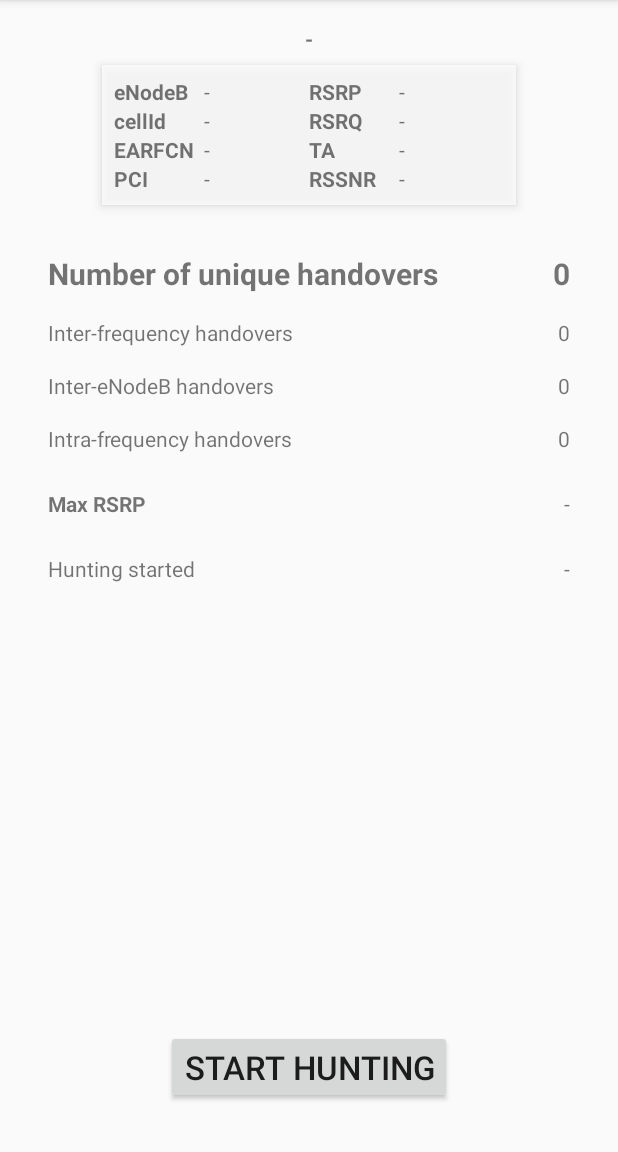
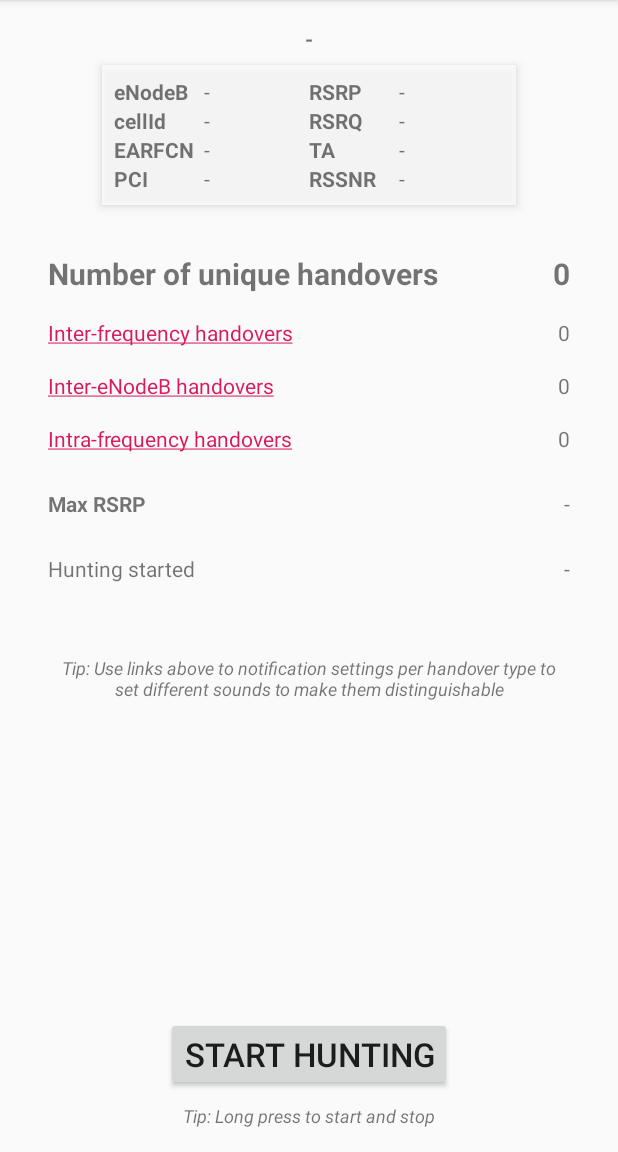
Before and after one commit to pcigehn/CellHunting, an Android app: the screen it shows after launch (MainActivity), on a phone screen of 412 x 824 dp, the part 84-1236 px from its top. Run offline under Robolectric (Android 15) with nearby library versions, the phone set to English and light mode, and no system bars; 1 statement that could not run was skipped.

Commit message:
Add hints and links to notification settings.

```diff
--- a/app/src/main/java/se/pcprogramkonsult/cellhunting/core/HuntingService.java
+++ b/app/src/main/java/se/pcprogramkonsult/cellhunting/core/HuntingService.java
@@ -42,9 +42,10 @@ public class HuntingService extends Service {
     private static final int NOTIFICATION_ID_INTER_ENODEB_HANDOVER = 0xFF0040;
 
     private static final String CHANNEL_ID_HUNTING = "channel_hunting";
-    private static final String CHANNEL_ID_INTER_FREQ_HANDOVER = "channel_inter_freq_handover";
-    private static final String CHANNEL_ID_INTRA_FREQ_HANDOVER = "channel_intra_freq_handover";
-    private static final String CHANNEL_ID_INTER_ENODEB_HANDOVER = "channel_inter_enodeb_handover";
+
+    public static final String CHANNEL_ID_INTER_FREQ_HANDOVER = "channel_inter_freq_handover";
+    public static final String CHANNEL_ID_INTRA_FREQ_HANDOVER = "channel_intra_freq_handover";
+    public static final String CHANNEL_ID_INTER_ENODEB_HANDOVER = "channel_inter_enodeb_handover";
 
     private final IBinder mBinder = new LocalBinder();
 
--- a/app/src/main/java/se/pcprogramkonsult/cellhunting/ui/MainActivity.java
+++ b/app/src/main/java/se/pcprogramkonsult/cellhunting/ui/MainActivity.java
@@ -8,9 +8,15 @@ import android.content.ServiceConnection;
 import android.content.pm.PackageManager;
 import android.os.Bundle;
 import android.os.IBinder;
+import android.provider.Settings;
 import android.telephony.CellIdentityLte;
 import android.telephony.CellSignalStrengthLte;
+import android.text.SpannableString;
+import android.text.Spanned;
+import android.text.method.LinkMovementMethod;
+import android.text.style.ClickableSpan;
 import android.util.Log;
+import android.view.View;
 import android.widget.Button;
 import android.widget.TextView;
 
@@ -112,6 +118,10 @@ public class MainActivity extends AppCompatActivity {
             return false;
         });
 
+        generateLinkToNotificationSettings(R.id.noOfInterFreqHandoversLabel, HuntingService.CHANNEL_ID_INTER_FREQ_HANDOVER);
+        generateLinkToNotificationSettings(R.id.noOfInterENodeBHandoversLabel, HuntingService.CHANNEL_ID_INTER_ENODEB_HANDOVER);
+        generateLinkToNotificationSettings(R.id.noOfIntraFreqHandoversLabel, HuntingService.CHANNEL_ID_INTRA_FREQ_HANDOVER);
+
         if (checkPermission()) {
             onCreateWithPermissionGranted();
         } else {
@@ -144,6 +154,24 @@ public class MainActivity extends AppCompatActivity {
 
     private void onStartWithPermissionGranted() {
         bindService(new Intent(this, HuntingService.class), mServiceConnection, Context.BIND_AUTO_CREATE);
+    }
+
+    private void generateLinkToNotificationSettings(int viewId, String channelId) {
+        final TextView view = findViewById(viewId);
+        final CharSequence text = view.getText();
+        final SpannableString spannableString = new SpannableString(text);
+        ClickableSpan clickableSpan = new ClickableSpan() {
+            @Override
+            public void onClick(@NonNull View textView) {
+                Intent settingsIntent = new Intent(Settings.ACTION_CHANNEL_NOTIFICATION_SETTINGS)
+                        .putExtra(Settings.EXTRA_APP_PACKAGE, getPackageName())
+                        .putExtra(Settings.EXTRA_CHANNEL_ID, channelId);
+                startActivity(settingsIntent);
+            }
+        };
+        spannableString.setSpan(clickableSpan, 0, spannableString.length(), Spanned.SPAN_EXCLUSIVE_EXCLUSIVE);
+        view.setMovementMethod(LinkMovementMethod.getInstance());
+        view.setText(spannableString, TextView.BufferType.SPANNABLE);
     }
 
     private void subscribeToViewModel() {
--- a/app/src/main/res/layout/activity_main.xml
+++ b/app/src/main/res/layout/activity_main.xml
@@ -269,10 +269,39 @@
         android:id="@+id/huntingButton"
         android:layout_width="wrap_content"
         android:layout_height="wrap_content"
-        android:layout_marginBottom="32dp"
+        android:layout_marginBottom="8dp"
+        android:elevation="4dp"
         android:textSize="22sp"
+        app:layout_constraintBottom_toTopOf="@+id/startStopHint"
+        app:layout_constraintEnd_toEndOf="parent"
+        app:layout_constraintStart_toStartOf="parent" />
+
+    <TextView
+        android:id="@+id/startStopHint"
+        android:layout_width="wrap_content"
+        android:layout_height="wrap_content"
+        android:layout_marginBottom="16dp"
+        android:text="@string/start_stop_hint"
+        android:textSize="12sp"
+        android:textStyle="italic"
         app:layout_constraintBottom_toBottomOf="parent"
         app:layout_constraintEnd_toEndOf="parent"
         app:layout_constraintStart_toStartOf="parent" />
 
+    <TextView
+        android:id="@+id/notificationSettingsHint"
+        android:layout_width="wrap_content"
+        android:layout_height="wrap_content"
+        android:layout_marginStart="32dp"
+        android:layout_marginTop="48dp"
+        android:layout_marginEnd="32dp"
+        android:gravity="center_horizontal"
+        android:paddingHorizontal="32dp"
+        android:text="@string/notification_settings_hint"
+        android:textSize="12sp"
+        android:textStyle="italic"
+        app:layout_constraintEnd_toEndOf="parent"
+        app:layout_constraintStart_toStartOf="parent"
+        app:layout_constraintTop_toBottomOf="@+id/huntingStartLabel" />
+
 </androidx.constraintlayout.widget.ConstraintLayout>
--- a/app/src/main/res/values/strings.xml
+++ b/app/src/main/res/values/strings.xml
@@ -19,4 +19,6 @@
     <string name="lte_connected">Serving LTE cell</string>
     <string name="wifi_connected">Connected to Wifi! Please turn off Wifi…</string>
     <string name="non_lte_connected">Serving cell is not LTE! Move to LTE coverage…</string>
+    <string name="start_stop_hint">Tip: Long press to start and stop</string>
+    <string name="notification_settings_hint">Tip: Use links above to notification settings per handover type to set different sounds to make them distinguishable</string>
 </resources>
```
